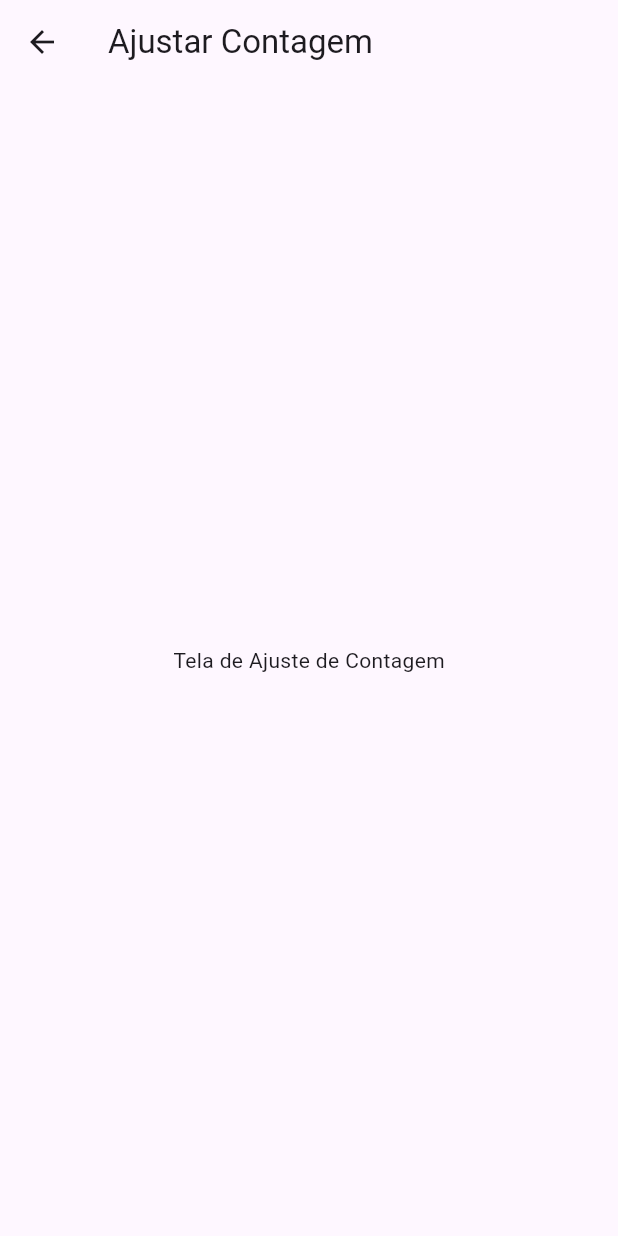
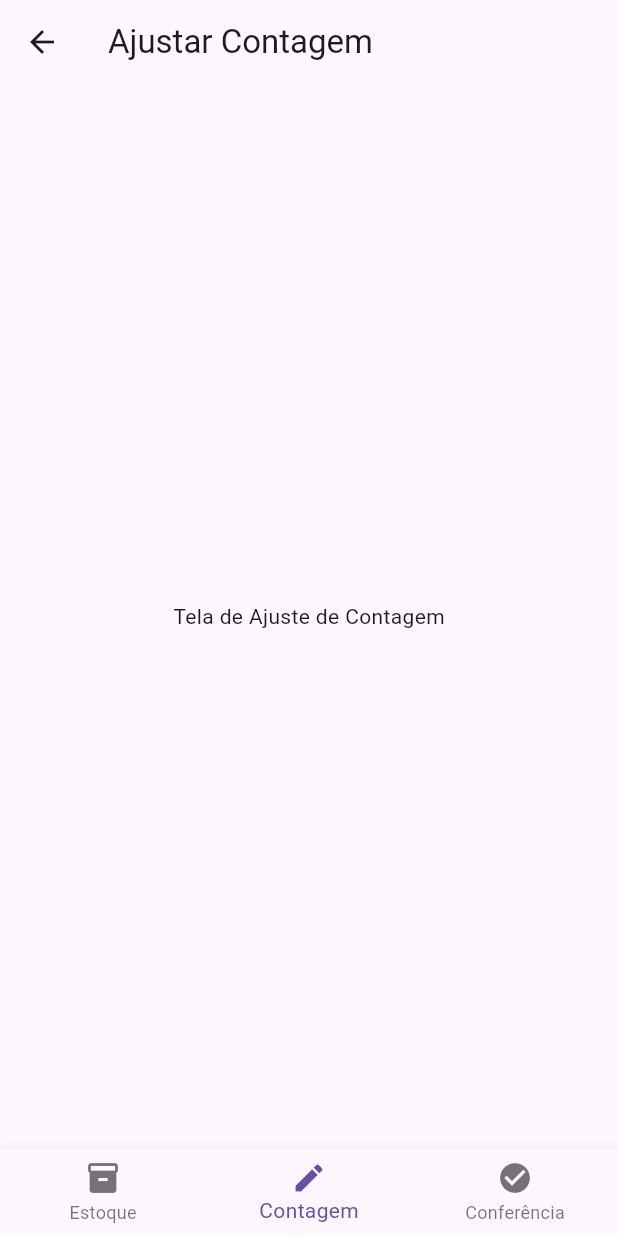
Before and after one commit to joaoal1998/coletorestoque, a Flutter app: the screen it shows after launch, after a tap on "Entrar", after a tap on "Ajustar Contagem", on a phone screen of 412 x 824 dp. Run offline on Flutter 3.47's test engine with Material 3 defaults, Android fonts, the phone set to English and light mode, and no system bars.

Commit message:
tipagem acrescentada

```diff
--- a/lib/main.dart
+++ b/lib/main.dart
@@ -22,10 +22,10 @@ class KinitosFestasApp extends StatelessWidget {
       initialRoute: '/',
       routes: {
         '/': (context) => const LoginScreen(),
-        '/menu': (context) => const MenuScreen(),
-        '/consultarEstoque': (context) => const ConsultarEstoqueScreen(),
-        '/ajustarContagem': (context) => const AjustarContagemScreen(),
-        '/conferencia': (context) => const ConferenciaScreen(),
+        '/menu': (context) =>  MenuScreen(),
+        '/consultarEstoque': (context) => ConsultarEstoqueScreen(),
+        '/ajustarContagem': (context) => AjustarContagemScreen(),
+        '/conferencia': (context) => ConferenciaScreen(),
       },
     );
   }
--- a/lib/screens/ajustar_contagem_screen.dart
+++ b/lib/screens/ajustar_contagem_screen.dart
@@ -1,7 +1,26 @@
 import 'package:flutter/material.dart';
 
-class AjustarContagemScreen extends StatelessWidget {
-  const AjustarContagemScreen({super.key});
+class AjustarContagemScreen extends StatefulWidget {
+  @override
+  _AjustarContagemScreenState createState() => _AjustarContagemScreenState();
+}
+
+class _AjustarContagemScreenState extends State<AjustarContagemScreen> {
+  int _selectedIndex = 1;
+
+  void _onItemTapped(int index) {
+    setState(() {
+      _selectedIndex = index;
+    });
+
+    if (index == 0) {
+      Navigator.pushReplacementNamed(context, '/consultarEstoque');
+    } else if (index == 1) {
+      Navigator.pushReplacementNamed(context, '/ajustarContagem');
+    } else if (index == 2) {
+      Navigator.pushReplacementNamed(context, '/conferencia');
+    }
+  }
 
   @override
   Widget build(BuildContext context) {
@@ -9,8 +28,26 @@ class AjustarContagemScreen extends StatelessWidget {
       appBar: AppBar(
         title: const Text('Ajustar Contagem', textAlign: TextAlign.center),
       ),
-      body: const Center(
+      body: Center(
         child: Text('Tela de Ajuste de Contagem'),
+      ),
+      bottomNavigationBar: BottomNavigationBar(
+        items: const <BottomNavigationBarItem>[
+          BottomNavigationBarItem(
+            icon: Icon(Icons.inventory),
+            label: 'Estoque',
+          ),
+          BottomNavigationBarItem(
+            icon: Icon(Icons.edit),
+            label: 'Contagem',
+          ),
+          BottomNavigationBarItem(
+            icon: Icon(Icons.check_circle),
+            label: 'Conferência',
+          ),
+        ],
+        currentIndex: _selectedIndex,
+        onTap: _onItemTapped,
       ),
     );
   }
--- a/lib/screens/menu_screen.dart
+++ b/lib/screens/menu_screen.dart
@@ -1,7 +1,28 @@
 import 'package:flutter/material.dart';
 
-class MenuScreen extends StatelessWidget {
-  const MenuScreen({super.key});
+class MenuScreen extends StatefulWidget {
+  @override
+  _MenuScreenState createState() => _MenuScreenState();
+}
+
+class _MenuScreenState extends State<MenuScreen> {
+  int _selectedIndex = 3;  // Índice para o menu
+
+  void _onItemTapped(int index) {
+    setState(() {
+      _selectedIndex = index;
+    });
+
+    if (index == 0) {
+      Navigator.pushReplacementNamed(context, '/consultarEstoque');
+    } else if (index == 1) {
+      Navigator.pushReplacementNamed(context, '/ajustarContagem');
+    } else if (index == 2) {
+      Navigator.pushReplacementNamed(context, '/conferencia');
+    } else if (index == 3) {
+      Navigator.pushReplacementNamed(context, '/menu');
+    }
+  }
 
   @override
   Widget build(BuildContext context) {
@@ -18,29 +39,51 @@ class MenuScreen extends StatelessWidget {
               onPressed: () {
                 Navigator.pushNamed(context, '/consultarEstoque');
               },
-              child: const Text('Consultar Estoque'),
+              child: Text('Consultar Estoque'),
             ),
             ElevatedButton(
               onPressed: () {
                 Navigator.pushNamed(context, '/ajustarContagem');
               },
-              child: const Text('Ajustar Contagem'),
+              child: Text('Ajustar Contagem'),
             ),
             ElevatedButton(
               onPressed: () {
                 Navigator.pushNamed(context, '/conferencia');
               },
-              child: const Text('Conferência'),
+              child: Text('Conferência'),
             ),
             ElevatedButton(
               onPressed: () {
                 Navigator.pushReplacementNamed(context, '/');
               },
-              child: const Text('Sair'),
+              child: Text('Sair'),
             ),
           ],
         ),
       ),
+      bottomNavigationBar: BottomNavigationBar(
+        items: const <BottomNavigationBarItem>[
+          BottomNavigationBarItem(
+            icon: Icon(Icons.inventory),
+            label: 'Estoque',
+          ),
+          BottomNavigationBarItem(
+            icon: Icon(Icons.edit),
+            label: 'Contagem',
+          ),
+          BottomNavigationBarItem(
+            icon: Icon(Icons.check_circle),
+            label: 'Conferência',
+          ),
+          BottomNavigationBarItem(
+            icon: Icon(Icons.menu),
+            label: 'Menu',
+          ),
+        ],
+        currentIndex: _selectedIndex,
+        onTap: _onItemTapped,
+      ),
     );
   }
 }
```
Also changed, not shown: lib/screens/conferencia_screen.dart (+40 -3 lines), lib/screens/consultar_estoque_screen.dart (+39 -2 lines).
